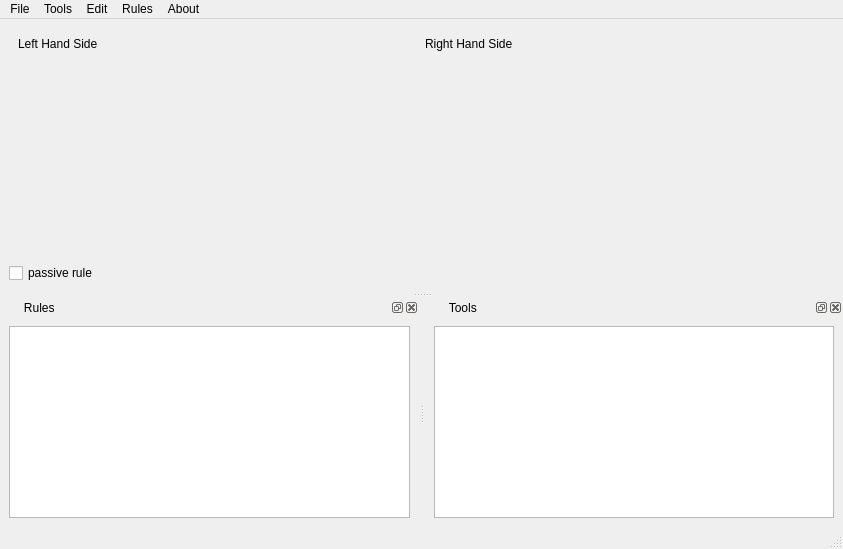
Above: guiAGGLEditor.ui from rahulkatiyar19955/AGM before the change. Below: the same form after it.
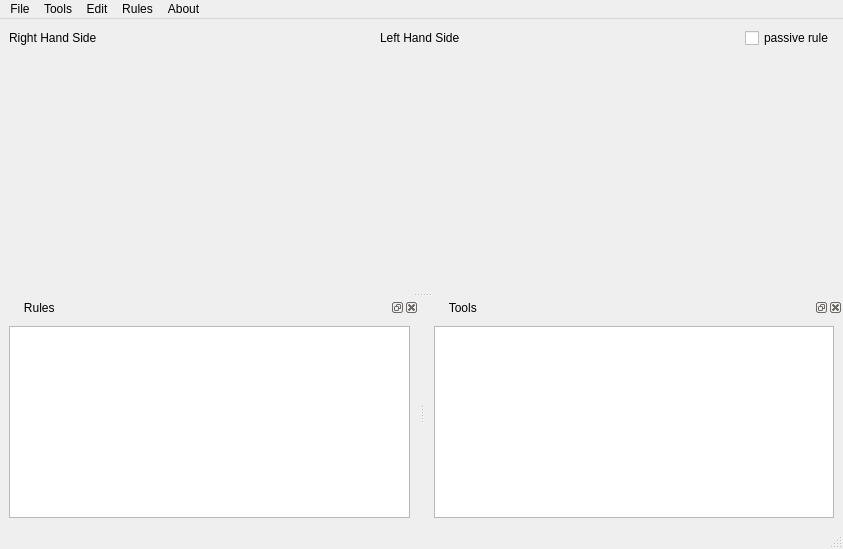
That is the form after the change.

```diff
--- a/guiAGGLEditor.ui
+++ b/guiAGGLEditor.ui
@@ -16,43 +16,34 @@
   <widget class="QWidget" name="centralwidget">
    <layout class="QVBoxLayout" name="verticalLayout_3">
     <item>
-     <widget class="QWidget" name="widget" native="true">
-      <layout class="QGridLayout" name="gridLayout">
-       <item row="2" column="0">
-        <widget class="QWidget" name="lhsParentWidget" native="true">
-         <property name="sizePolicy">
-          <sizepolicy hsizetype="Preferred" vsizetype="Preferred">
-           <horstretch>1</horstretch>
-           <verstretch>1</verstretch>
-          </sizepolicy>
-         </property>
-        </widget>
-       </item>
-       <item row="2" column="1">
-        <widget class="QWidget" name="rhsParentWidget" native="true">
-         <property name="sizePolicy">
-          <sizepolicy hsizetype="Preferred" vsizetype="Preferred">
-           <horstretch>1</horstretch>
-           <verstretch>1</verstretch>
-          </sizepolicy>
-         </property>
-        </widget>
-       </item>
-       <item row="1" column="0">
-        <widget class="QLabel" name="label_2">
-         <property name="text">
-          <string>Left Hand Side</string>
-         </property>
-        </widget>
-       </item>
-       <item row="1" column="1">
+     <layout class="QHBoxLayout" name="horizontalLayout">
+      <item>
         <widget class="QLabel" name="label">
+        <property name="sizePolicy">
+         <sizepolicy hsizetype="Expanding" vsizetype="Preferred">
+          <horstretch>0</horstretch>
+          <verstretch>0</verstretch>
+         </sizepolicy>
+        </property>
          <property name="text">
           <string>Right Hand Side</string>
          </property>
         </widget>
        </item>
-      </layout>
+      <item>
+       <widget class="QWidget" name="spacee" native="true"/>
+      </item>
+      <item>
+       <widget class="QLabel" name="label_2">
+        <property name="sizePolicy">
+         <sizepolicy hsizetype="Expanding" vsizetype="Preferred">
+          <horstretch>0</horstretch>
+          <verstretch>0</verstretch>
+         </sizepolicy>
+        </property>
+        <property name="text">
+         <string>Left Hand Side</string>
+        </property>
      </widget>
     </item>
     <item>
@@ -61,6 +52,32 @@
        <string>passive rule</string>
       </property>
      </widget>
+      </item>
+     </layout>
+    </item>
+    <item>
+     <layout class="QHBoxLayout" name="horizontalLayout_2">
+      <item>
+       <widget class="QWidget" name="lhsParentWidget" native="true">
+        <property name="sizePolicy">
+         <sizepolicy hsizetype="Expanding" vsizetype="Expanding">
+          <horstretch>1</horstretch>
+          <verstretch>1</verstretch>
+         </sizepolicy>
+        </property>
+       </widget>
+      </item>
+      <item>
+       <widget class="QWidget" name="rhsParentWidget" native="true">
+        <property name="sizePolicy">
+         <sizepolicy hsizetype="Expanding" vsizetype="Expanding">
+          <horstretch>1</horstretch>
+          <verstretch>1</verstretch>
+         </sizepolicy>
+        </property>
+       </widget>
+      </item>
+     </layout>
     </item>
    </layout>
   </widget>
```
Lines whose indentation alone changed are shown as unchanged.
